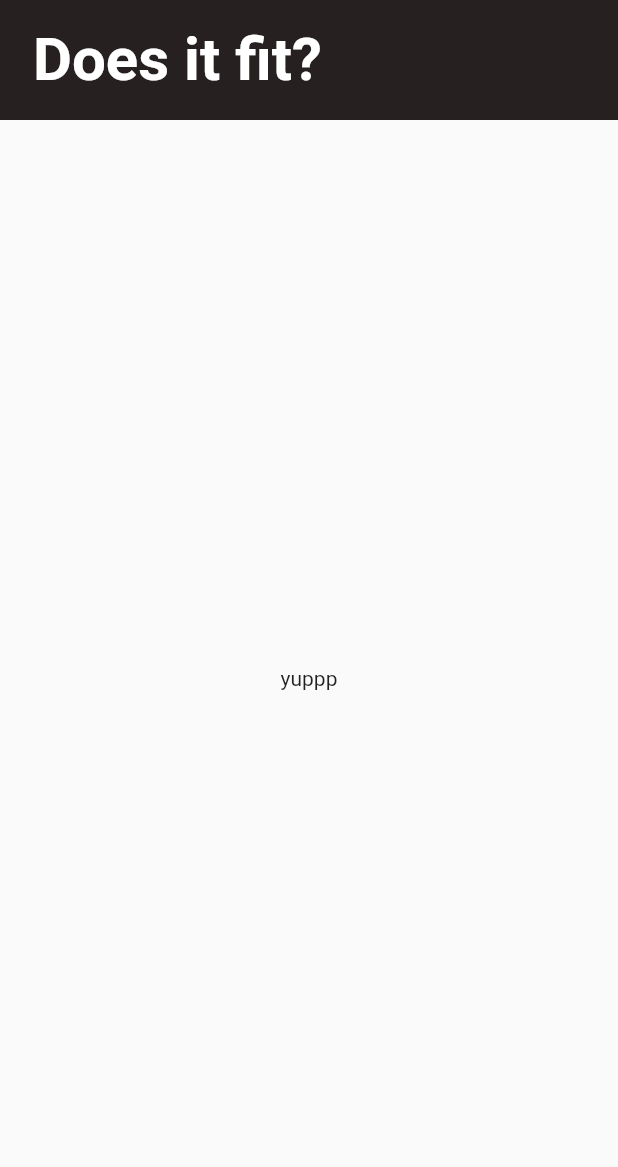
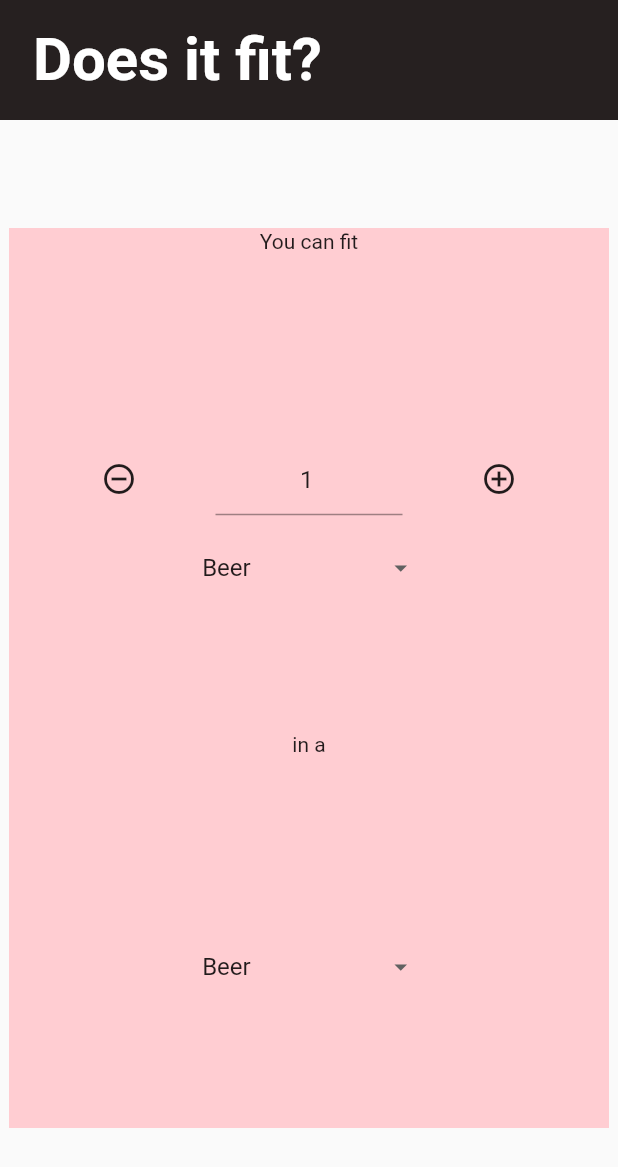
Before and after one commit to weronkagolonka/Flutter, a Flutter app: the screen it shows after launch, on a phone screen of 412 x 824 dp. Shown: the top 1167 px of the screen. Run offline on Flutter 3.47's test engine with Material 2 defaults, Android fonts, the phone set to English and light mode, and no system bars.

Commit message:
implemented textfield, buttons, calculating module

```diff
--- a/does_it_fit/lib/main.dart
+++ b/does_it_fit/lib/main.dart
@@ -1,56 +1,39 @@
-// Copyright 2018 The Flutter team. All rights reserved.
-// Use of this source code is governed by a BSD-style license that can be
-// found in the LICENSE file.
-
+import 'package:does_it_fit/models/Dependencies.dart';
+import 'package:does_it_fit/screens/DisplayCalc.dart';
+import 'package:does_it_fit/screens/home.dart';
 import 'package:flutter/material.dart';
 
-void main() => runApp(MyApp());
+Dependencies ctrl = new Dependencies();
+
+void main() {
+  //10 basic units
+  //values from 0.001 to 1000
+  //(name, volume, min:overwrite,max:overwrite)
+  //cm^3
+  ctrl.createUnit('Beer', 500);
+  ctrl.createUnit('30 l School bag', 30000);
+  ctrl.createUnit('Pidgeon\'s feather', 12.75);
+  ctrl.createUnit('Fridge', 538882.92);
+  ctrl.createUnit('Saturn V Rocket', 8856610210);
+  ctrl.createUnit('Fiat Multipla', 7908864);
+  ctrl.createUnit('Potato chip', 2.12);
+  ctrl.createUnit('Rice grain', 0.055);
+  //ctrl.createUnit('Tent', 1.0);
+  //ctrl.createUnit('Beer', 1.0);
+
+  runApp(MyApp());
+  }
 
 class MyApp extends StatelessWidget {
   @override
   Widget build(BuildContext context) {
     return MaterialApp(
       title: 'Does is fit?',
-      home: Scaffold(
-        appBar: PreferredSize(
-          preferredSize: Size.fromHeight(80.0),
-          child: new TestWidgets('Does it fit?'),
-        ),
-        body: Center(
-          child: Text('yuppp', textAlign: TextAlign.right,),
-        )
-      ),
+      home: HomePage(),
+      //theme: ThemeData(fontFamily: ),
     );
   }
 
 }
 
-class TestWidgets extends StatelessWidget {
-
-  final String title;
-  final double barHeight = 100.0;
-
-  TestWidgets(this.title);
-
-  @override
-  Widget build(BuildContext context) {
-    final double statusBarHeight = MediaQuery
-      .of(context)
-      .padding
-      .top;
-
-    return new Container(
-      color: Color.fromRGBO(38, 32, 32, 1),
-      padding: new EdgeInsets.only(top: statusBarHeight),
-      height: statusBarHeight + barHeight,
-      child: new Align(
-        alignment: Alignment(-0.8, 0),
-        child: new Text(
-          title,
-          style: new TextStyle(fontSize: 40.0, fontWeight: FontWeight.bold, color: Colors.white),
-          textAlign: TextAlign.center,
-        ),
-      ),
-    );
-  }
-}
+//add units here
--- /dev/null
+++ b/does_it_fit/lib/models/Unit.dart
@@ -0,0 +1,29 @@
+class Unit {
+
+  String name;
+  int min, max;
+  double volume;
+
+  Unit(String name, double volume, {int min = 1, int max = 100}) {
+    this.name = name;
+    this.min = min;
+    this.max = max;
+    this.volume = volume;
+  }
+
+  String getName() {
+    return this.name;
+  }
+
+  int getMin() {
+    return this.min;
+  }
+
+  int getMax() {
+    return this.max;
+  }
+
+  double getValue() {
+    return this.volume;
+  }
+}
--- /dev/null
+++ b/does_it_fit/lib/screens/DisplayCalc.dart
@@ -0,0 +1,321 @@
+import 'package:flutter/material.dart';
+import 'package:flutter/services.dart';
+import './MySlider.dart';
+import '../models/Unit.dart';
+import '../models/Dependencies.dart';
+import './Dropdown.dart';
+import './home.dart';
+import '../main.dart';
+
+//PUT ALLT THE STATEFUL WIDGETS IN THIS CLASS
+
+String toDisplay = display();
+Unit currentUnit1 = ctrl.getAllUnits()[0];
+Unit currentUnit2 = ctrl.getAllUnits()[0];
+double _value = currentUnit1.getMin().roundToDouble();
+String dropdownValue1 = currentUnit1.getName();
+String dropdownValue2 = currentUnit2.getName();
+double min = currentUnit1.getMin().roundToDouble();
+double max = currentUnit1.getMax().roundToDouble();
+int howmany1 = _value.round();
+
+String display() {
+
+  int maybe = getCalc(currentUnit1, currentUnit2, howmany1).round();
+  String text;
+
+  if(getCalc(currentUnit1, currentUnit2, howmany1) >= 1) {
+    if (howmany1 == 1) {
+      text = 'You can fit one $dropdownValue1 in one $dropdownValue2';
+    } else {
+      text = 'You can fit $howmany1 ${dropdownValue1}s in one $dropdownValue2';
+
+    }
+  } else {
+    text = 'You cannot fit $howmany1 $dropdownValue1 in one $dropdownValue2! (or maybe $maybe...)';
+  }
+
+  return text;
+}
+
+double getCalc(Unit currentUnit1, Unit currentUnit2, int howmany) {
+  double balance = ctrl.calculate(ctrl.getAllUnits().indexOf(currentUnit1), ctrl.getAllUnits().indexOf(currentUnit2), howmany);
+  return balance;
+}
+
+
+class DisplayCalc extends StatefulWidget {
+  _DisplayCalc createState() => _DisplayCalc();
+}
+
+class _DisplayCalc extends State<DisplayCalc> {
+  TextEditingController myController;
+
+  List<String> fillString() {
+    List<String> strUnits = new List<String>();
+    for (Unit u in ctrl.getAllUnits()) {
+      strUnits.add(u.getName());
+    }
+    return strUnits;
+  }
+
+  @override
+  void dispose() {
+    myController.dispose();
+    super.dispose();
+  }
+
+  initState() {
+    super.initState();
+    myController = TextEditingController();
+    myController.text = howmany1.toString();
+  }
+
+  Widget build(BuildContext context) {
+    return Container(
+      width: 400,
+      height: 600,
+      color: Colors.red[100],
+      child: Column(
+        mainAxisAlignment: MainAxisAlignment.spaceEvenly,
+        children: <Widget>[
+          Expanded(
+            child: Padding(
+              padding: EdgeInsets.all(1),
+              child: Text(
+                'You can fit'
+              ),
+            )
+          ),
+          Container(
+            margin: EdgeInsets.all(10),
+            child: Row(
+              mainAxisAlignment: MainAxisAlignment.start,
+              //crossAxisAlignment: CrossAxisAlignment.center,
+              //mainAxisSize: MainAxisSize.max,
+              children: <Widget>[
+                Expanded(
+                  child: Padding(
+                    padding: EdgeInsets.all(1),
+                    child: IconButton(
+                      icon: Icon(Icons.remove_circle_outline),
+                      onPressed: () {
+                        setState(() {
+                          if(howmany1 > 0) {
+                          howmany1 -= 1;
+                        } else {
+                          howmany1 = 0;
+                        }
+                        myController.text = howmany1.toString();
+                      });
+                      }
+                      ),
+                    ),
+                  ),
+                Expanded(
+                  child: Padding(
+                    padding: EdgeInsets.all(1),
+                    child: TextField(
+                      keyboardType: TextInputType.number,
+                      inputFormatters: <TextInputFormatter>[WhitelistingTextInputFormatter.digitsOnly],
+                      textAlign: TextAlign.center,
+                      showCursor: false,
+                      decoration: InputDecoration(
+                        hintText: howmany1.toString(),
+                        hintStyle: TextStyle(),
+                      ),
+                      controller: myController,
+                      onChanged: (String input) {
+                        setState(() {
+                            if (input == '') {
+                              howmany1 = 0;
+                            } else {
+                              myController.text = input;
+                              howmany1 = int.parse(input);
+                            }
+                        });
+                      },
+
+                    ),
+                  ),
+                ),
+                Expanded(
+                  child: Padding(
+                    padding: EdgeInsets.all(1),
+                    child: IconButton(
+                      icon: Icon(Icons.add_circle_outline),
+                      onPressed: () {
+                        setState(() {
+                          howmany1 += 1;
+                          myController.text = howmany1.toString();
+                        });
+                      }
+                    ),
+                  ),
+                ),
+              ],
+              ),
+            ),
+            Expanded(
+              child: DropdownButton<String>(
+                hint: Text('lolo'),
+                value: dropdownValue1,
+                icon: Icon(Icons.arrow_drop_down),
+                iconSize: 20,
+                underline: Container(
+                  height: 0,
+                ),
+                onChanged: (String newValue) {
+                  setState(() {
+                    dropdownValue1 = newValue;
+
+                    for (Unit u in ctrl.getAllUnits()) {
+                      if (u.getName() == dropdownValue1) {
+                        currentUnit1 = u;
+                      }
+                    }
+                    toDisplay = display();
+                  });
+                },
+                items: fillString().map<DropdownMenuItem<String>>((String value) {
+                  return DropdownMenuItem<String>(
+                    value: value,
+                    child: Text(value),
+                    );
+                }).toList(),
+                ),
+              ),
+            Expanded(
+              child: Padding(
+                padding: EdgeInsets.all(1),
+                child: Text('in a'),
+              ),
+            ),
+            Expanded(
+              child: Padding(
+                padding: EdgeInsets.all(1),
+                child: DropdownButton<String>(
+                  hint: Text('lolo'),
+                  value: dropdownValue2,
+                  icon: Icon(Icons.arrow_drop_down),
+                  iconSize: 20,
+                  underline: Container(
+                    height: 0,
+                  ),
+                  onChanged: (String newValue) {
+                    setState(() {
+                      dropdownValue2 = newValue;
+                      for (Unit u in ctrl.getAllUnits()) {
+                        if (u.getName() == dropdownValue2) {
+                          currentUnit2 = u;
+                        }
+                      }
+                      toDisplay = display();
+                    });
+                  },
+                  items: fillString().map<DropdownMenuItem<String>>((String value) {
+                    return DropdownMenuItem<String>(
+                      value: value,
+                      child: Text(value),
+                      );
+                  }).toList(),
+                ),
+              ),
+              ),
+        ],
+      ),
+    );
+  }
+
+  /*
+  Widget build(BuildContext context) {
+    return Column(children: <Widget>[
+      DropdownButton<String>(
+      hint: Text('lolo'),
+      value: dropdownValue1,
+      icon: Icon(Icons.arrow_downward),
+      iconSize: 20,
+      underline: Container(
+        height: 0,
+      ),
+      onChanged: (String newValue) {
+        setState(() {
+          dropdownValue1 = newValue;
+
+          for (Unit u in ctrl.getAllUnits()) {
+            if (u.getName() == dropdownValue1) {
+              currentUnit1 = u;
+            }
+          }
+          toDisplay = display();
+        });
+      },
+      items: fillString().map<DropdownMenuItem<String>>((String value) {
+        return DropdownMenuItem<String>(
+          value: value,
+          child: Text(value),
+          );
+      }).toList(),
+      ),
+      DropdownButton<String>(
+        hint: Text('lolo'),
+        value: dropdownValue2,
+        icon: Icon(Icons.arrow_downward),
+        iconSize: 20,
+        underline: Container(
+          height: 0,
+        ),
+        onChanged: (String newValue) {
+          setState(() {
+            dropdownValue2 = newValue;
+            for (Unit u in ctrl.getAllUnits()) {
+              if (u.getName() == dropdownValue2) {
+                currentUnit2 = u;
+              }
+            }
+            toDisplay = display();
+          });
+        },
+        items: fillString().map<DropdownMenuItem<String>>((String value) {
+          return DropdownMenuItem<String>(
+            value: value,
+            child: Text(value),
+            );
+        }).toList(),
+      ),
+      SliderTheme(
+      data: SliderTheme.of(context).copyWith(
+        activeTrackColor: Colors.red[700],
+        inactiveTrackColor: Colors.red[100],
+        trackShape: RectangularSliderTrackShape(), //custom track: | | | | | |
+        trackHeight: 5.0,
+        thumbColor: Colors.redAccent,
+        thumbShape: RoundSliderThumbShape(enabledThumbRadius: 12.0), //custom thumb: doesn't move
+        overlayColor: Colors.blue.withAlpha(32),
+        overlayShape: RoundSliderOverlayShape(overlayRadius: 28.0),
+      ),
+      child: Slider(
+        min: min,
+        max: max,
+        value: _value,
+        divisions: 100,
+        onChanged: (double newValue) {
+          setState(() {
+            _value = newValue;
+            toDisplay = display();
+            if (_value == currentUnit1.getMax().roundToDouble()) {
+              max = max + 100;
+            } else if (_value < currentUnit1.getMax().roundToDouble()) {
+              max = currentUnit1.getMax().roundToDouble();
+            }
+          });
+        }
+      ),
+    ),
+    //Text('${display()}'),
+    //Text(getCalc(currentUnit1, currentUnit2, _value.round()).toString()),
+    Text('$toDisplay')
+    ],);
+  }
+  */
+}
--- /dev/null
+++ b/does_it_fit/lib/screens/home.dart
@@ -0,0 +1,51 @@
+//import 'package:does_it_fit/models/Dependencies.dart';
+import 'package:does_it_fit/screens/DisplayCalc.dart';
+import 'package:does_it_fit/screens/Dropdown.dart';
+import 'package:does_it_fit/screens/MySlider.dart';
+import '../main.dart';
+import 'package:flutter/material.dart';
+
+class HomePage extends StatelessWidget {
+
+  Widget build(BuildContext context) {
+    return Scaffold(
+      appBar: PreferredSize(
+          preferredSize: Size.fromHeight(80.0),
+          child: new CustomAppbar('Does it fit?'),
+        ),
+      body: Center(
+        child: DisplayCalc(),
+        ),
+      );
+  }
+}
+
+class CustomAppbar extends StatelessWidget {
+
+  final String title;
+  final double barHeight = 100.0;
+
+  CustomAppbar(this.title);
+
+  @override
+  Widget build(BuildContext context) {
+    final double statusBarHeight = MediaQuery
+      .of(context)
+      .padding
+      .top;
+
+    return new Container(
+      color: Color.fromRGBO(38, 32, 32, 1),
+      padding: new EdgeInsets.only(top: statusBarHeight),
+      height: statusBarHeight + barHeight,
+      child: new Align(
+        alignment: Alignment(-0.8, 0),
+        child: new Text(
+          title,
+          style: new TextStyle(fontSize: 40.0, fontWeight: FontWeight.bold, color: Colors.white),
+          textAlign: TextAlign.center,
+        ),
+      ),
+    );
+  }
+}
```
Also changed, not shown: does_it_fit/lib/models/Dependencies.dart (added, +34 -0 lines), does_it_fit/lib/screens/Dropdown.dart (added, +66 -0 lines), does_it_fit/lib/screens/MySlider.dart (added, +50 -0 lines), 1 other file.
